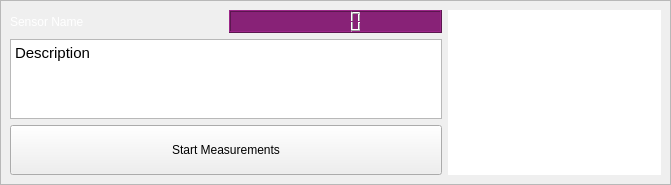
First picture: the form in eyes17/layouts/sensor_row.ui, repository expeyes/expeyes-programs, before the edit.
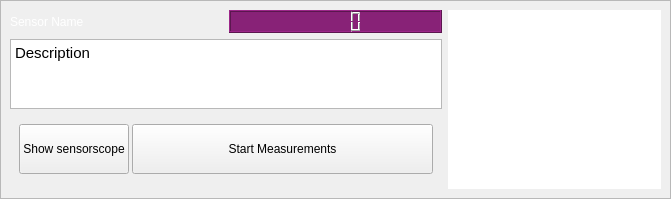
Second picture: the form after the edit.

Commit message: added sensor oscilloscope. https://csparkresearch.in/expeyes17/sensors/sensor-scope.html

What changed in the file:
```diff
--- a/eyes17/layouts/sensor_row.ui
+++ b/eyes17/layouts/sensor_row.ui
@@ -49,47 +49,6 @@
       <enum>QFrame::Raised</enum>
      </property>
      <layout class="QGridLayout" name="gridLayout_2">
-      <item row="0" column="2" rowspan="3">
-       <widget class="QGraphicsView" name="image">
-        <property name="sizePolicy">
-         <sizepolicy hsizetype="Preferred" vsizetype="Preferred">
-          <horstretch>0</horstretch>
-          <verstretch>0</verstretch>
-         </sizepolicy>
-        </property>
-        <property name="minimumSize">
-         <size>
-          <width>0</width>
-          <height>150</height>
-         </size>
-        </property>
-        <property name="frameShape">
-         <enum>QFrame::NoFrame</enum>
-        </property>
-        <property name="verticalScrollBarPolicy">
-         <enum>Qt::ScrollBarAlwaysOff</enum>
-        </property>
-        <property name="horizontalScrollBarPolicy">
-         <enum>Qt::ScrollBarAlwaysOff</enum>
-        </property>
-        <property name="sizeAdjustPolicy">
-         <enum>QAbstractScrollArea::AdjustToContents</enum>
-        </property>
-       </widget>
-      </item>
-      <item row="2" column="0" colspan="2">
-       <widget class="QPushButton" name="launchButton">
-        <property name="minimumSize">
-         <size>
-          <width>0</width>
-          <height>50</height>
-         </size>
-        </property>
-        <property name="text">
-         <string>Start Measurements</string>
-        </property>
-       </widget>
-      </item>
       <item row="0" column="1">
        <widget class="QLCDNumber" name="addressNumber"/>
       </item>
@@ -103,6 +62,34 @@
         </property>
        </widget>
       </item>
+      <item row="0" column="2" rowspan="4">
+       <widget class="QGraphicsView" name="image">
+        <property name="sizePolicy">
+         <sizepolicy hsizetype="Preferred" vsizetype="Preferred">
+          <horstretch>0</horstretch>
+          <verstretch>0</verstretch>
+         </sizepolicy>
+        </property>
+        <property name="minimumSize">
+         <size>
+          <width>0</width>
+          <height>150</height>
+         </size>
+        </property>
+        <property name="frameShape">
+         <enum>QFrame::NoFrame</enum>
+        </property>
+        <property name="verticalScrollBarPolicy">
+         <enum>Qt::ScrollBarAlwaysOff</enum>
+        </property>
+        <property name="horizontalScrollBarPolicy">
+         <enum>Qt::ScrollBarAlwaysOff</enum>
+        </property>
+        <property name="sizeAdjustPolicy">
+         <enum>QAbstractScrollArea::AdjustToContents</enum>
+        </property>
+       </widget>
+      </item>
       <item row="1" column="0" colspan="2">
        <widget class="QTextBrowser" name="description">
         <property name="sizePolicy">
@@ -120,6 +107,50 @@
         </property>
        </widget>
       </item>
+      <item row="2" column="0" colspan="2">
+       <widget class="QFrame" name="frame">
+        <property name="frameShape">
+         <enum>QFrame::NoFrame</enum>
+        </property>
+        <property name="frameShadow">
+         <enum>QFrame::Plain</enum>
+        </property>
+        <layout class="QHBoxLayout" name="horizontalLayout_2" stretch="1,3">
+         <property name="spacing">
+          <number>3</number>
+         </property>
+         <property name="sizeConstraint">
+          <enum>QLayout::SetDefaultConstraint</enum>
+         </property>
+         <item>
+          <widget class="QPushButton" name="launchScopeButton">
+           <property name="minimumSize">
+            <size>
+             <width>0</width>
+             <height>50</height>
+            </size>
+           </property>
+           <property name="text">
+            <string>Show sensorscope</string>
+           </property>
+          </widget>
+         </item>
+         <item>
+          <widget class="QPushButton" name="launchButton">
+           <property name="minimumSize">
+            <size>
+             <width>0</width>
+             <height>50</height>
+            </size>
+           </property>
+           <property name="text">
+            <string>Start Measurements</string>
+           </property>
+          </widget>
+         </item>
+        </layout>
+       </widget>
+      </item>
      </layout>
     </widget>
    </item>
```
The commit also changes 23 other files.
